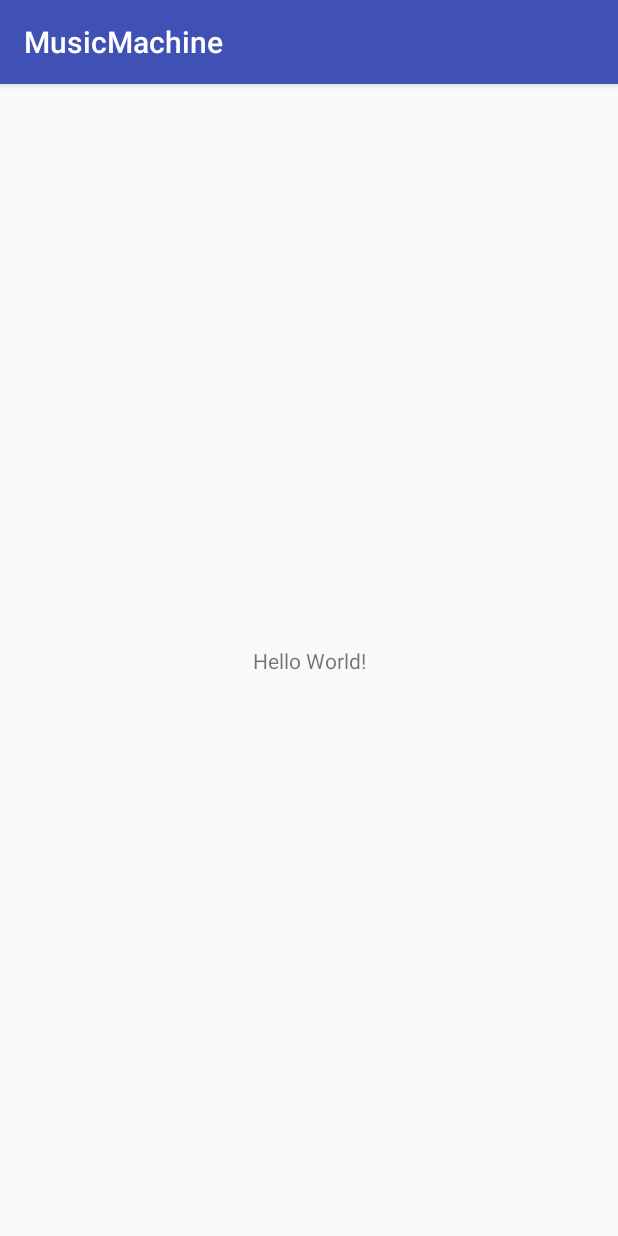
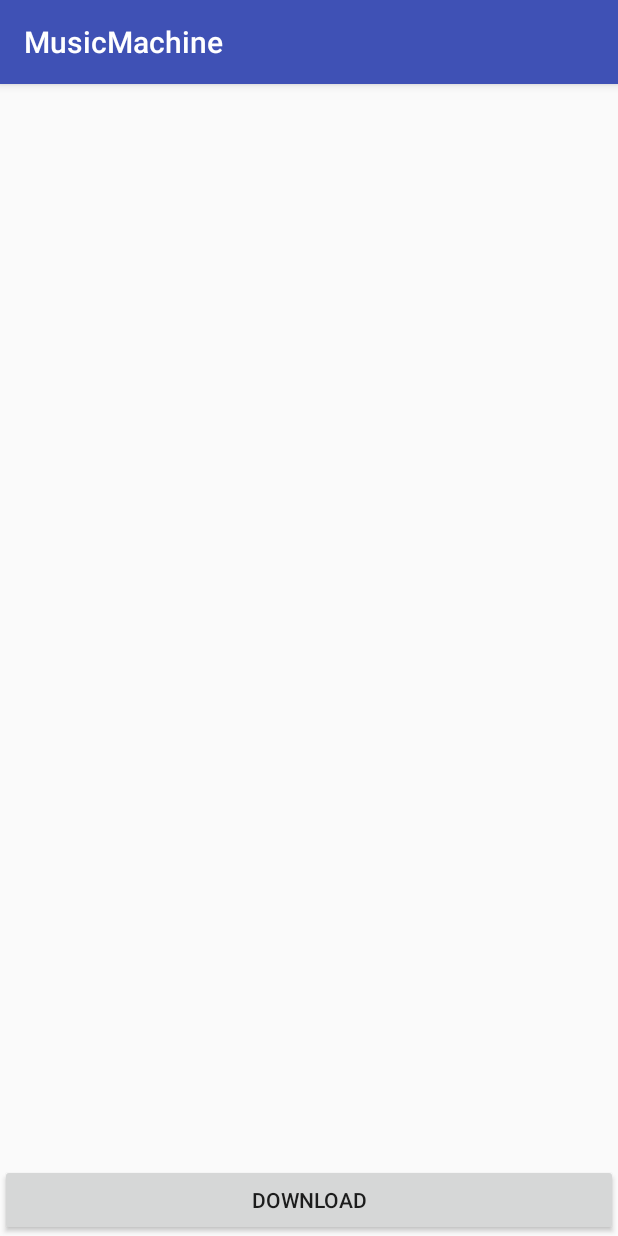
Before and after one commit to chris-gaona/MusicMachine, an Android app: the screen it shows after launch (MainActivity), on a phone screen of 412 x 824 dp. Run offline under Robolectric (Android 15) with nearby library versions, the phone set to English and light mode, and no system bars.

Commit message:
Creates download button and mock function to call on click

```diff
--- a/app/src/main/java/com/chrisgaona/musicmachine/MainActivity.java
+++ b/app/src/main/java/com/chrisgaona/musicmachine/MainActivity.java
@@ -2,12 +2,44 @@ package com.chrisgaona.musicmachine;
 
 import android.support.v7.app.AppCompatActivity;
 import android.os.Bundle;
+import android.util.Log;
+import android.view.View;
+import android.widget.Button;
+import android.widget.Toast;
 
 public class MainActivity extends AppCompatActivity {
+
+    private static final String TAG = MainActivity.class.getSimpleName();
+    private Button mDownloadButton;
 
     @Override
     protected void onCreate(Bundle savedInstanceState) {
         super.onCreate(savedInstanceState);
         setContentView(R.layout.activity_main);
+
+        mDownloadButton = findViewById(R.id.downloadButton);
+
+        mDownloadButton.setOnClickListener(new View.OnClickListener() {
+            @Override
+            public void onClick(View view) {
+                Toast.makeText(MainActivity.this, "Downloading", Toast.LENGTH_SHORT).show();
+                downloadSong();
+            }
+        });
+    }
+
+    private void downloadSong() {
+        // return difference in milliseconds between current time and epoch
+        long endTime = System.currentTimeMillis() + 10 * 1000;
+
+        while (System.currentTimeMillis() < endTime) {
+            try {
+                Thread.sleep(1000);
+            } catch (InterruptedException e) {
+                e.printStackTrace();
+            }
+        }
+
+        Log.d(TAG, "Song downloaded!");
     }
 }
--- a/app/src/main/res/layout/activity_main.xml
+++ b/app/src/main/res/layout/activity_main.xml
@@ -1,5 +1,5 @@
 <?xml version="1.0" encoding="utf-8"?>
-<android.support.constraint.ConstraintLayout
+<RelativeLayout
     xmlns:android="http://schemas.android.com/apk/res/android"
     xmlns:app="http://schemas.android.com/apk/res-auto"
     xmlns:tools="http://schemas.android.com/tools"
@@ -7,13 +7,11 @@
     android:layout_height="match_parent"
     tools:context="com.chrisgaona.musicmachine.MainActivity">
 
-    <TextView
-        android:layout_width="wrap_content"
+    <Button
+        android:id="@+id/downloadButton"
+        android:layout_width="match_parent"
         android:layout_height="wrap_content"
-        android:text="Hello World!"
-        app:layout_constraintBottom_toBottomOf="parent"
-        app:layout_constraintLeft_toLeftOf="parent"
-        app:layout_constraintRight_toRightOf="parent"
-        app:layout_constraintTop_toTopOf="parent"/>
-
-</android.support.constraint.ConstraintLayout>
+        android:layout_alignParentBottom="true"
+        android:layout_centerHorizontal="true"
+        android:text="Download"/>
+</RelativeLayout>
```
